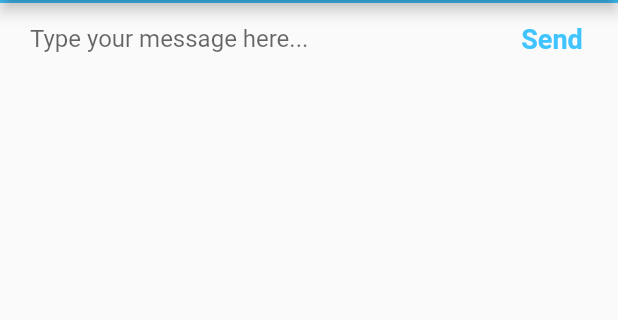
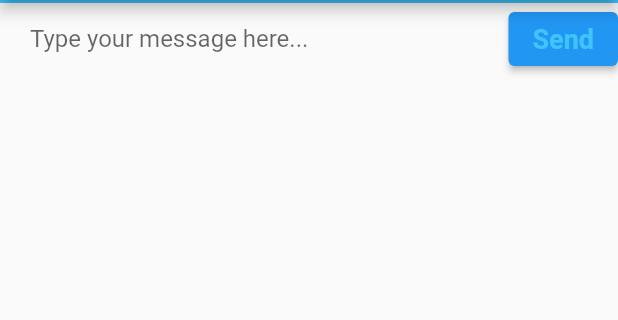
Before and after one commit to Nis-chal/chatapp, a Flutter app: the ChatScreen screen opened by its route, after a tap on "Send", on a phone screen of 412 x 824 dp, the part 84-404 px from its top. Run offline on Flutter 3.47's test engine with Material 2 defaults, Android fonts, the phone set to English and light mode, and no system bars; our stand-ins replace animated_text_kit, cloud_firestore, firebase_auth, firebase_core, modal_progress_hud_nsn; accounts and stored records are empty.

```diff
--- a/lib/screens/chat_screen.dart
+++ b/lib/screens/chat_screen.dart
@@ -1,7 +1,7 @@
 import 'package:flutter/material.dart';
 import 'package:chatapp/constants.dart';
 import 'package:firebase_auth/firebase_auth.dart';
-import 'package:firebase_core/firebase_core.dart';
+import 'package:cloud_firestore/cloud_firestore.dart';
 
 class ChatScreen extends StatefulWidget {
   static const String id = 'chat_screen';
@@ -11,8 +11,10 @@ class ChatScreen extends StatefulWidget {
 }
 
 class _ChatScreenState extends State<ChatScreen> {
+  final _firestore = FirebaseFirestore.instance;
   final _auth = FirebaseAuth.instance;
   User? loggedInUser;
+  late String messageText;
 
   @override
   void initState() {
@@ -63,13 +65,19 @@ class _ChatScreenState extends State<ChatScreen> {
                   Expanded(
                     child: TextField(
                       onChanged: (value) {
+                        messageText = value;
+
                         //Do something with the user input.
                       },
                       decoration: kMessageTextFieldDecoration,
                     ),
                   ),
-                  FlatButton(
+                  ElevatedButton(
                     onPressed: () {
+                      _firestore.collection('messages').add({
+                        'text': messageText,
+                        'sender': loggedInUser!.email,
+                      });
                       //Implement send functionality.
                     },
                     child: Text(
```
